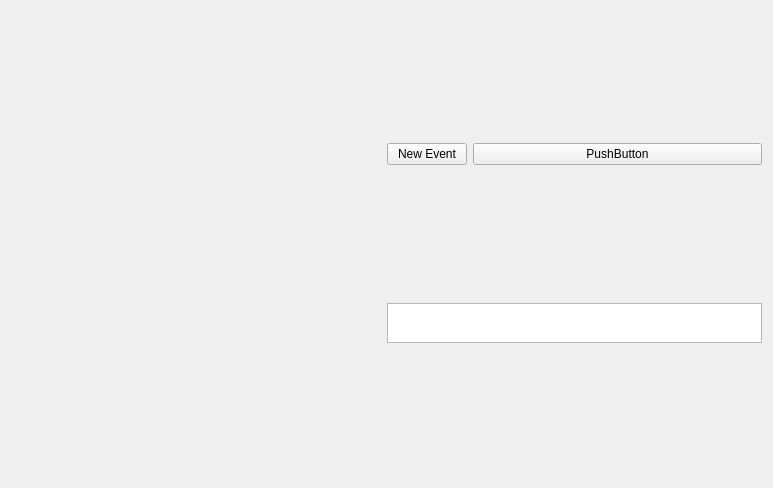
First picture: the form in src/LabExeSequencer/GSequencerWidget.ui, repository GaelReinaudi/LabExe, before the edit.
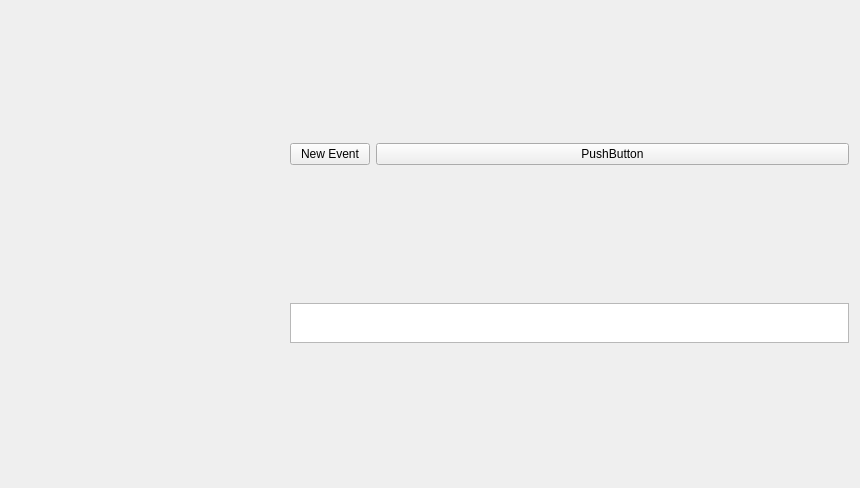
Second picture: the form after the edit. Custom widgets are drawn as their Qt base class.

The edit to the form file:
```diff
--- a/src/LabExeSequencer/GSequencerWidget.ui
+++ b/src/LabExeSequencer/GSequencerWidget.ui
@@ -6,7 +6,7 @@
    <rect>
     <x>0</x>
     <y>0</y>
-    <width>773</width>
+    <width>860</width>
     <height>488</height>
    </rect>
   </property>
@@ -16,7 +16,7 @@
   <property name="windowTitle">
    <string>GSequencerWidget</string>
   </property>
-  <layout class="QHBoxLayout" name="horizontalLayout_2" stretch="1,1">
+  <layout class="QHBoxLayout" name="horizontalLayout_2" stretch="1,2">
    <item>
     <layout class="QVBoxLayout" name="pTreeViewLayout"/>
    </item>
```
